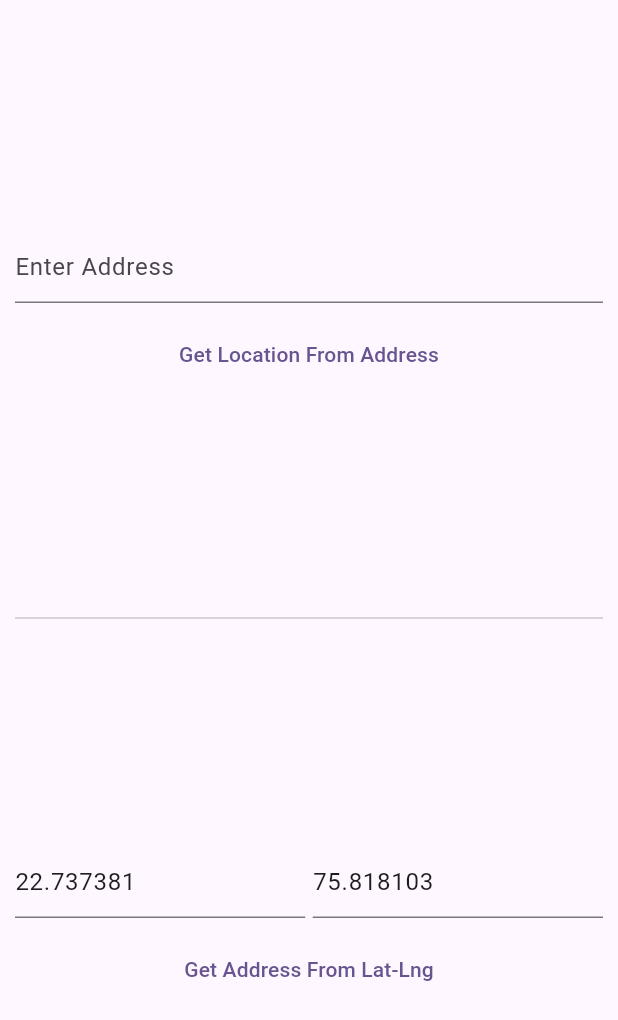
After one commit to RahulSonpaliya/flutter_google_map_features_poc, a Flutter app: the screen it shows after launch, after a tap on "GeoCoding Demo", on a phone screen of 412 x 824 dp. The commit adds this screen. Shown: the top 1020 px of the screen. Run offline on Flutter 3.47's test engine with Material 3 defaults, Android fonts, the phone set to English and light mode, and no system bars; our stand-ins replace geocoding, google_maps_flutter.

Commit message:
Implements geocoding functionality, used 'locationFromAddress' & 'placemarkFromCoordinates' functions for address lookup.

```diff
--- /dev/null
+++ b/lib/geocoding_demo.dart
@@ -0,0 +1,112 @@
+import 'package:flutter/material.dart';
+import 'package:geocoding/geocoding.dart';
+
+class GeoCodingDemo extends StatefulWidget {
+  const GeoCodingDemo({super.key});
+
+  @override
+  State<GeoCodingDemo> createState() => _GeoCodingDemoState();
+}
+
+class _GeoCodingDemoState extends State<GeoCodingDemo> {
+  final _addressCtrl = TextEditingController();
+  final _latCtrl = TextEditingController(text: '22.737381');
+  final _lngCtrl = TextEditingController(text: '75.818103');
+
+  List<Location>? locationsFromAddress;
+  List<Placemark>? placemarksFromLatLng;
+
+  @override
+  Widget build(BuildContext context) {
+    return Scaffold(
+      body: SafeArea(
+        child: Padding(
+          padding: const EdgeInsets.all(10.0),
+          child: Column(
+            children: [
+              Expanded(
+                child: Column(
+                  mainAxisAlignment: MainAxisAlignment.center,
+                  children: [
+                    TextField(
+                      controller: _addressCtrl,
+                      decoration:
+                          const InputDecoration(hintText: 'Enter Address'),
+                      keyboardType: TextInputType.text,
+                    ),
+                    const SizedBox(height: 10),
+                    TextButton(
+                      onPressed: () async {
+                        if (_addressCtrl.text.isNotEmpty) {
+                          List<Location> locations = await locationFromAddress(
+                            _addressCtrl.text,
+                          );
+                          setState(() {
+                            locationsFromAddress = locations;
+                          });
+                        }
+                      },
+                      child: const Text('Get Location From Address'),
+                    ),
+                    if (locationsFromAddress?.isNotEmpty ?? false)
+                      Text('Location -> ${locationsFromAddress?[0]}')
+                  ],
+                ),
+              ),
+              const Divider(),
+              Expanded(
+                child: Column(
+                  mainAxisAlignment: MainAxisAlignment.center,
+                  children: [
+                    Row(
+                      children: [
+                        Expanded(
+                          child: TextField(
+                            controller: _latCtrl,
+                            decoration: const InputDecoration(
+                              hintText: 'Latitude',
+                            ),
+                            keyboardType: TextInputType.number,
+                          ),
+                        ),
+                        const SizedBox(width: 5),
+                        Expanded(
+                          child: TextField(
+                            controller: _lngCtrl,
+                            decoration: const InputDecoration(
+                              hintText: 'Longitude',
+                            ),
+                            keyboardType: TextInputType.number,
+                          ),
+                        ),
+                      ],
+                    ),
+                    const SizedBox(height: 10),
+                    TextButton(
+                      onPressed: () async {
+                        if (_latCtrl.text.isNotEmpty &&
+                            _lngCtrl.text.isNotEmpty) {
+                          List<Placemark> placemarks =
+                              await placemarkFromCoordinates(
+                            double.parse(_latCtrl.text),
+                            double.parse(_lngCtrl.text),
+                          );
+                          setState(() {
+                            placemarksFromLatLng = placemarks;
+                          });
+                        }
+                      },
+                      child: const Text('Get Address From Lat-Lng'),
+                    ),
+                    if (placemarksFromLatLng?.isNotEmpty ?? false)
+                      Text('Placemarks -> ${placemarksFromLatLng?[0]}')
+                  ],
+                ),
+              ),
+            ],
+          ),
+        ),
+      ),
+    );
+  }
+}
--- a/lib/map_options_page.dart
+++ b/lib/map_options_page.dart
@@ -1,6 +1,8 @@
 import 'package:flutter/material.dart';
 import 'package:flutter_google_map_features_poc/map_with_path_demo.dart';
 import 'package:flutter_google_map_features_poc/simple_map_demo.dart';
+
+import 'geocoding_demo.dart';
 
 class MapOptionsPage extends StatelessWidget {
   const MapOptionsPage({
@@ -35,6 +37,18 @@ class MapOptionsPage extends StatelessWidget {
               },
               child: const Text('Map With Path Demo'),
             ),
+            const SizedBox(
+              height: 15,
+            ),
+            ElevatedButton(
+              onPressed: () async {
+                Navigator.push(
+                  context,
+                  MaterialPageRoute(builder: (_) => const GeoCodingDemo()),
+                );
+              },
+              child: const Text('GeoCoding Demo'),
+            ),
           ],
         ),
       ),
--- a/pubspec.yaml
+++ b/pubspec.yaml
@@ -36,6 +36,7 @@ dependencies:
   # Use with the CupertinoIcons class for iOS style icons.
   cupertino_icons: ^1.0.6
   google_maps_flutter: ^2.6.1
+  geocoding: ^3.0.0
 
 dev_dependencies:
   flutter_test:
```
